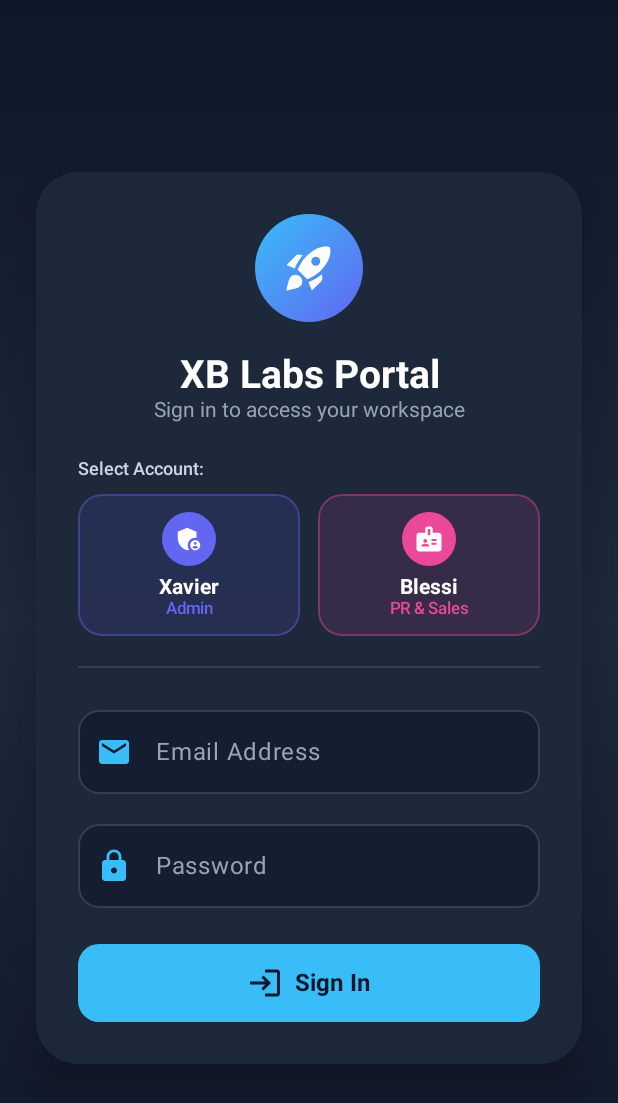
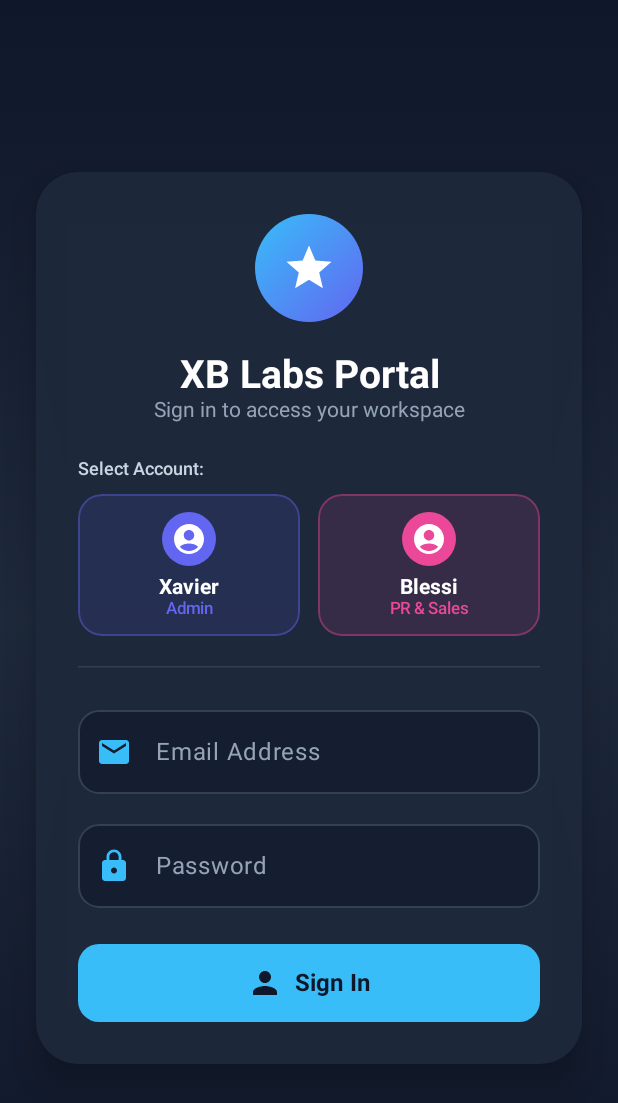
Before and after one commit to dgaakash/xb-labs-app, an Android app built with Jetpack Compose: the composable LoginScreen shown on its own in the app's theme, on a phone screen of 412 x 824 dp. Shown: the top 1103 px of the screen. Run offline under Robolectric (Android 15) with nearby library versions, the light colour scheme and no system bars.

Commit message:
fix: use HorizontalDivider and standard core Compose icons for 100% build compatibility

```diff
--- a/app/src/main/java/com/xblabs/app/ui/LoginScreen.kt
+++ b/app/src/main/java/com/xblabs/app/ui/LoginScreen.kt
@@ -10,13 +10,11 @@ import androidx.compose.foundation.shape.RoundedCornerShape
 import androidx.compose.foundation.text.KeyboardActions
 import androidx.compose.foundation.text.KeyboardOptions
 import androidx.compose.material.icons.Icons
-import androidx.compose.material.icons.filled.AdminPanelSettings
-import androidx.compose.material.icons.filled.Badge
+import androidx.compose.material.icons.filled.AccountCircle
 import androidx.compose.material.icons.filled.Email
 import androidx.compose.material.icons.filled.Lock
-import androidx.compose.material.icons.filled.Login
 import androidx.compose.material.icons.filled.Person
-import androidx.compose.material.icons.filled.RocketLaunch
+import androidx.compose.material.icons.filled.Star
 import androidx.compose.material3.*
 import androidx.compose.runtime.*
 import androidx.compose.ui.Alignment
@@ -24,7 +22,6 @@ import androidx.compose.ui.Modifier
 import androidx.compose.ui.draw.clip
 import androidx.compose.ui.graphics.Brush
 import androidx.compose.ui.graphics.Color
-import androidx.compose.ui.platform.LocalFocusManager
 import androidx.compose.ui.text.font.FontWeight
 import androidx.compose.ui.text.input.ImeAction
 import androidx.compose.ui.text.input.KeyboardType
@@ -71,7 +68,6 @@ fun LoginScreen(
     var emailInput by remember { mutableStateOf("") }
     var passwordInput by remember { mutableStateOf("") }
     var errorMessage by remember { mutableStateOf<String?>(null) }
-    val focusManager = LocalFocusManager.clearFocus()
 
     val backgroundBrush = Brush.verticalGradient(
         colors = listOf(
@@ -87,7 +83,7 @@ fun LoginScreen(
             errorMessage = null
             onLoginSuccess(account)
         } else {
-            errorMessage = "Invalid email account. Please use xavier@xblabs.com or blessi@xblabs.com"
+            errorMessage = "Invalid email. Please use xavier@xblabs.com or blessi@xblabs.com"
         }
     }
 
@@ -127,7 +123,7 @@ fun LoginScreen(
                     contentAlignment = Alignment.Center
                 ) {
                     Icon(
-                        imageVector = Icons.Default.RocketLaunch,
+                        imageVector = Icons.Default.Star,
                         contentDescription = "XB Labs Logo",
                         tint = Color.White,
                         modifier = Modifier.size(36.dp)
@@ -191,7 +187,7 @@ fun LoginScreen(
 
                 Spacer(modifier = Modifier.height(20.dp))
 
-                Divider(color = Color(0xFF334155), thickness = 1.dp)
+                HorizontalDivider(color = Color(0xFF334155), thickness = 1.dp)
 
                 Spacer(modifier = Modifier.height(20.dp))
 
@@ -292,7 +288,7 @@ fun LoginScreen(
                         horizontalArrangement = Arrangement.Center
                     ) {
                         Icon(
-                            imageVector = Icons.Default.Login,
+                            imageVector = Icons.Default.Person,
                             contentDescription = null,
                             tint = Color(0xFF0F172A)
                         )
@@ -339,10 +335,10 @@ fun AccountQuickTile(
                 contentAlignment = Alignment.Center
             ) {
                 Icon(
-                    imageVector = if (account.role == "Admin") Icons.Default.AdminPanelSettings else Icons.Default.Badge,
+                    imageVector = Icons.Default.AccountCircle,
                     contentDescription = null,
                     tint = Color.White,
-                    modifier = Modifier.size(20.dp)
+                    modifier = Modifier.size(24.dp)
                 )
             }
             Spacer(modifier = Modifier.height(6.dp))
```
Also changed, not shown: app/src/main/java/com/xblabs/app/ui/WelcomeScreen.kt (+6 -11 lines).
